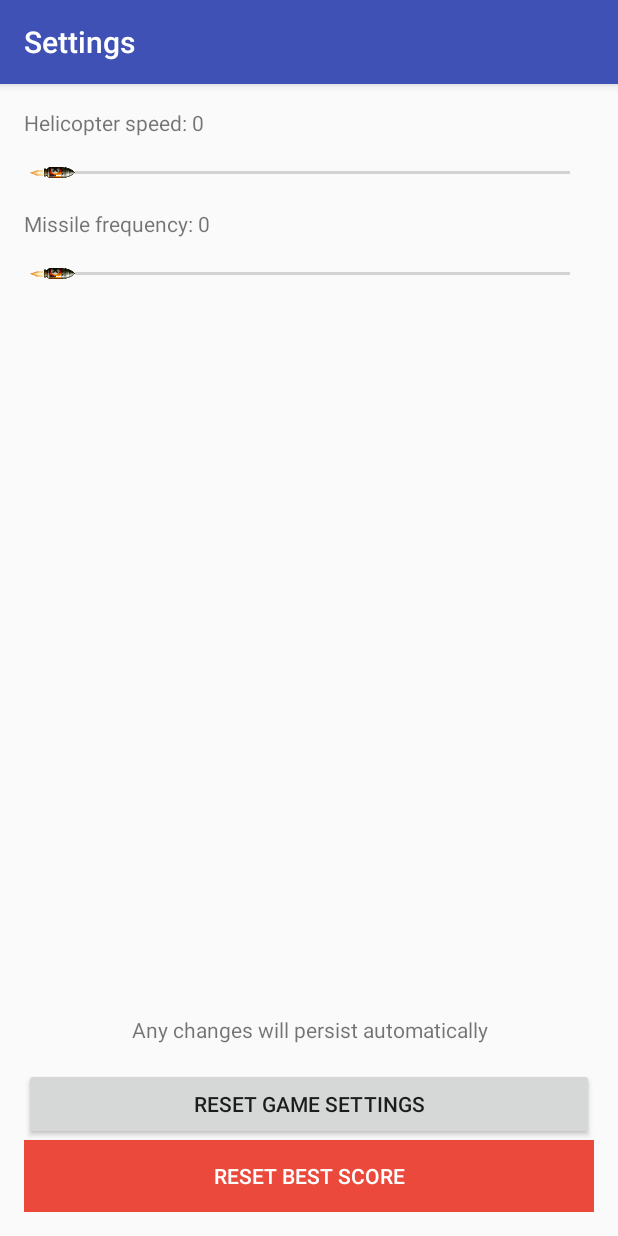
After one commit to sjoness/Tapcopter, an Android app: the SettingsActivity screen opened directly, with no data from a screen before it, on a phone screen of 412 x 824 dp. The commit adds this screen. Run offline under Robolectric (Android 15) with nearby library versions, the phone set to English and light mode, and no system bars; libraries missing offline, so code that uses them is left out: io.realm; 3 statements that could not run were skipped.

Commit message:
Implement game settings

```diff
--- a/app/src/main/AndroidManifest.xml
+++ b/app/src/main/AndroidManifest.xml
@@ -3,7 +3,7 @@
     package="com.example.p12202749.tapcopter">
 
     <application
-        android:name=".utils.AppDelegate"
+        android:name=".AppDelegate"
         android:allowBackup="true"
         android:icon="@mipmap/ic_launcher"
         android:label="@string/app_name"
@@ -19,6 +19,9 @@
         <activity
             android:name=".activities.GameActivity"
             android:screenOrientation="landscape" />
+        <activity
+            android:name=".activities.SettingsActivity"
+            android:label="@string/settings_activity_title"/>
     </application>
 
 </manifest>
--- /dev/null
+++ b/app/src/main/java/com/example/p12202749/tapcopter/activities/SettingsActivity.java
@@ -0,0 +1,151 @@
+package com.example.p12202749.tapcopter.activities;
+
+import android.app.AlertDialog;
+import android.content.Context;
+import android.content.DialogInterface;
+import android.os.Bundle;
+import android.support.v7.app.AppCompatActivity;
+import android.view.View;
+import android.widget.Button;
+import android.widget.SeekBar;
+import android.widget.TextView;
+
+import com.example.p12202749.tapcopter.R;
+import com.example.p12202749.tapcopter.realm.models.Score;
+import com.example.p12202749.tapcopter.realm.models.Settings;
+
+import io.realm.Realm;
+
+public class SettingsActivity extends AppCompatActivity {
+
+    private Button btnResetScore;
+    private Context mContext;
+    private SeekBar speedSeekBar;
+    private TextView speedSeekBarTitleLabel;
+    private Button btnResetSettings;
+    private SeekBar missileSpeedSeekBar;
+    private TextView missileSpeedSeekBarTitleLabel;
+
+    @Override
+    protected void onCreate(Bundle savedInstanceState) {
+        super.onCreate(savedInstanceState);
+        setContentView(R.layout.activity_settings);
+        mContext = this;
+
+        findViews();
+        setActions();
+
+        Realm realm = Realm.getDefaultInstance();
+        speedSeekBar.setProgress(realm.where(Settings.class).findFirst().getSpeed());
+        missileSpeedSeekBar.setProgress(realm.where(Settings.class).findFirst().getDifficulty());
+        speedSeekBarTitleLabel.setText(getString(R.string.settings_helicopter_speed_seekbar_title, speedSeekBar.getProgress()));
+        missileSpeedSeekBarTitleLabel.setText(getString(R.string.settings_missle_speed_seekbar_title, missileSpeedSeekBar.getProgress()));
+    }
+
+    private void findViews() {
+        speedSeekBarTitleLabel = (TextView) findViewById(R.id.speed_bar_title_label);
+        missileSpeedSeekBarTitleLabel = (TextView) findViewById(R.id.missle_speed_bar_title_label);
+        speedSeekBar = (SeekBar) findViewById(R.id.speed_bar);
+        missileSpeedSeekBar = (SeekBar) findViewById(R.id.missile_speed_bar);
+        btnResetSettings = (Button) findViewById(R.id.reset_settings_button);
+        btnResetScore = (Button) findViewById(R.id.reset_score_button);
+    }
+
+    private void setActions() {
+        btnResetSettings.setOnClickListener(new View.OnClickListener() {
+            @Override
+            public void onClick(View v) {
+                speedSeekBar.setProgress(1);
+                missileSpeedSeekBar.setProgress(1);
+
+                Realm realm = Realm.getDefaultInstance();
+                realm.beginTransaction();
+                Settings settings = realm.where(Settings.class).findFirst();
+                settings.setSpeed(1);
+                settings.setDifficulty(1);
+                realm.commitTransaction();
+            }
+        });
+
+        btnResetScore.setOnClickListener(new View.OnClickListener() {
+            @Override
+            public void onClick(View v) {
+                DialogInterface.OnClickListener dialogClickListener = new DialogInterface.OnClickListener() {
+                    @Override
+                    public void onClick(DialogInterface dialog, int choice) {
+                        switch (choice) {
+                            case DialogInterface.BUTTON_POSITIVE:
+                                Realm realm = Realm.getDefaultInstance();
+                                realm.beginTransaction();
+                                realm.where(Score.class).findAll().clear();
+                                realm.commitTransaction();
+
+                                AlertDialog.Builder builder = new AlertDialog.Builder(mContext);
+                                builder.setMessage("Your scores have been reset")
+                                        .setNeutralButton("OK", null)
+                                        .show();
+
+                                break;
+                            case DialogInterface.BUTTON_NEGATIVE:
+                                break;
+                        }
+                    }
+                };
+
+                AlertDialog.Builder builder = new AlertDialog.Builder(mContext);
+                builder.setMessage("Are you sure you want to delete your best scores?")
+                        .setTitle("Warning")
+                        .setPositiveButton("Yes", dialogClickListener)
+                        .setNegativeButton("No", dialogClickListener).show();
+            }
+        });
+
+        speedSeekBar.setOnSeekBarChangeListener(new SeekBar.OnSeekBarChangeListener() {
+            @Override
+            public void onProgressChanged(SeekBar seekBar, int progress, boolean fromUser) {
+                if (progress > 0) {
+                    speedSeekBarTitleLabel.setText(getString(R.string.settings_helicopter_speed_seekbar_title, progress));
+                }
+            }
+
+            @Override
+            public void onStartTrackingTouch(SeekBar seekBar) {
+
+            }
+
+            @Override
+            public void onStopTrackingTouch(SeekBar seekBar) {
+                int speed = seekBar.getProgress() > 0 ? seekBar.getProgress() : 1;
+                Realm realm = Realm.getDefaultInstance();
+                realm.beginTransaction();
+                Settings settings = realm.where(Settings.class).findFirst();
+                settings.setSpeed(speed);
+                realm.commitTransaction();
+            }
+        });
+
+        missileSpeedSeekBar.setOnSeekBarChangeListener(new SeekBar.OnSeekBarChangeListener() {
+            @Override
+            public void onProgressChanged(SeekBar seekBar, int progress, boolean fromUser) {
+                if (progress > 0) {
+                    missileSpeedSeekBarTitleLabel.setText(getString(R.string.settings_missle_speed_seekbar_title, progress));
+                }
+            }
+
+            @Override
+            public void onStartTrackingTouch(SeekBar seekBar) {
+
+            }
+
+            @Override
+            public void onStopTrackingTouch(SeekBar seekBar) {
+                int speed = seekBar.getProgress() > 0 ? seekBar.getProgress() : 1;
+                Realm realm = Realm.getDefaultInstance();
+                realm.beginTransaction();
+                Settings settings = realm.where(Settings.class).findFirst();
+                settings.setDifficulty(speed);
+                realm.commitTransaction();
+            }
+        });
+    }
+}
--- /dev/null
+++ b/app/src/main/res/layout/activity_settings.xml
@@ -0,0 +1,73 @@
+<?xml version="1.0" encoding="utf-8"?>
+<RelativeLayout xmlns:android="http://schemas.android.com/apk/res/android"
+    xmlns:tools="http://schemas.android.com/tools"
+    android:layout_width="match_parent"
+    android:layout_height="match_parent"
+    android:paddingBottom="@dimen/activity_vertical_margin"
+    android:paddingLeft="@dimen/activity_horizontal_margin"
+    android:paddingRight="@dimen/activity_horizontal_margin"
+    android:paddingTop="@dimen/activity_vertical_margin"
+    tools:context=".activities.SettingsActivity">
+
+    <LinearLayout
+        android:layout_width="match_parent"
+        android:layout_height="wrap_content"
+        android:orientation="vertical">
+
+        <TextView
+            android:id="@+id/speed_bar_title_label"
+            android:layout_width="match_parent"
+            android:layout_height="wrap_content"
+            android:layout_marginBottom="@dimen/activity_vertical_margin"
+            android:text="@string/settings_helicopter_speed_seekbar_title" />
+
+        <SeekBar
+            android:id="@+id/speed_bar"
+            android:layout_width="match_parent"
+            android:layout_height="wrap_content"
+            android:layout_marginBottom="@dimen/activity_vertical_margin"
+            android:max="25"
+            android:thumb="@drawable/missile_single" />
+
+        <TextView
+            android:id="@+id/missle_speed_bar_title_label"
+            android:layout_width="match_parent"
+            android:layout_height="wrap_content"
+            android:layout_marginBottom="@dimen/activity_vertical_margin"
+            android:text="@string/settings_missle_speed_seekbar_title" />
+
+        <SeekBar
+            android:id="@+id/missile_speed_bar"
+            android:layout_width="match_parent"
+            android:layout_height="wrap_content"
+            android:layout_marginBottom="@dimen/activity_vertical_margin"
+            android:max="10"
+            android:thumb="@drawable/missile_single" />
+    </LinearLayout>
+
+    <Button
+        android:id="@+id/reset_score_button"
+        android:layout_width="match_parent"
+        android:layout_height="wrap_content"
+        android:layout_alignParentBottom="true"
+        android:background="@color/danger_action"
+        android:text="@string/settings_reset_score_button_title"
+        android:textColor="#FFF" />
+
+    <Button
+        android:id="@+id/reset_settings_button"
+        android:layout_width="match_parent"
+        android:layout_height="wrap_content"
+        android:text="@string/settings_reset_settings_button_title"
+        android:layout_above="@id/reset_score_button"/>
+
+    <TextView
+        android:id="@+id/disclaimer_text"
+        android:layout_width="match_parent"
+        android:layout_height="wrap_content"
+        android:layout_above="@id/reset_settings_button"
+        android:gravity="center"
+        android:paddingBottom="@dimen/activity_vertical_margin"
+        android:text="@string/settings_disclaimer" />
+
+</RelativeLayout>
--- a/app/src/main/res/values/colors.xml
+++ b/app/src/main/res/values/colors.xml
@@ -3,4 +3,6 @@
     <color name="colorPrimary">#3F51B5</color>
     <color name="colorPrimaryDark">#303F9F</color>
     <color name="colorAccent">#FF4081</color>
+
+    <color name="danger_action">#EA493B</color>
 </resources>
--- a/app/src/main/res/values/strings.xml
+++ b/app/src/main/res/values/strings.xml
@@ -2,4 +2,12 @@
     <string name="app_name">Tapcopter</string>
     <string name="main_menu_image_view_content_description">Main menu background image.</string>
     <string name="main_menu_play_button_title">Play!</string>
+    <string name="main_menu_settings_button_title">Settings</string>
+
+    <string name="settings_activity_title">Settings</string>
+    <string name="settings_helicopter_speed_seekbar_title">Helicopter speed: %1$d</string>
+    <string name="settings_missle_speed_seekbar_title">Missile frequency: %1$d</string>
+    <string name="settings_disclaimer">Any changes will persist automatically</string>
+    <string name="settings_reset_settings_button_title">Reset game settings</string>
+    <string name="settings_reset_score_button_title">Reset best score</string>
 </resources>
```
Also changed, not shown: app/src/main/java/com/example/p12202749/tapcopter/AppDelegate.java (added, +31 -0 lines), app/src/main/java/com/example/p12202749/tapcopter/activities/MainActivity.java (+10 -0 lines), app/src/main/java/com/example/p12202749/tapcopter/game/objects/Helicopter.java (+8 -1 lines), app/src/main/java/com/example/p12202749/tapcopter/realm/models/Settings.java (added, +27 -0 lines), app/src/main/java/com/example/p12202749/tapcopter/utils/AppDelegate.java (deleted, +0 -18 lines), app/src/main/java/com/example/p12202749/tapcopter/views/GameSurfaceView.java (+18 -11 lines), app/src/main/res/layout/activity_main.xml (+18 -7 lines), app/src/main/res/drawable-nodpi/missile_single.png (added).
